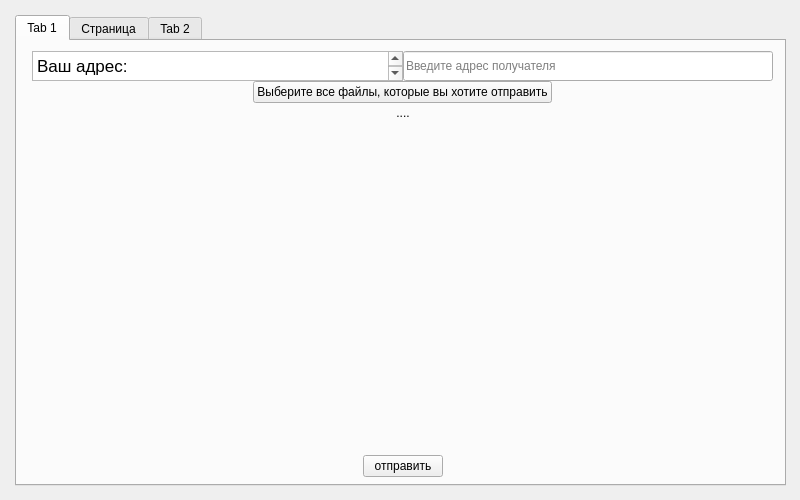
Above: src/windows/main_window.ui from FoKey-Junior/Blockchain before the change. Below: the same form after it.
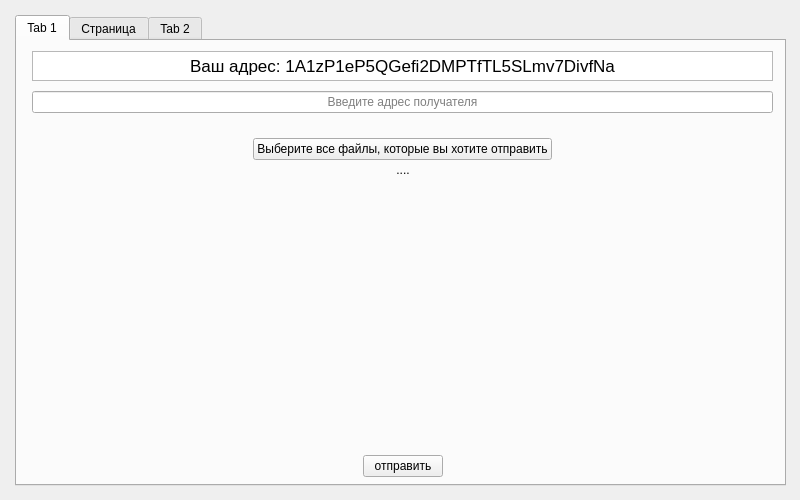
That is the form after the change.

```diff
--- a/src/windows/main_window.ui
+++ b/src/windows/main_window.ui
@@ -79,9 +79,7 @@
           <number>15</number>
          </property>
          <item>
-          <layout class="QHBoxLayout" name="horizontalLayout_4">
-           <item>
-            <widget class="QTextBrowser" name="textBrowser">
+          <widget class="QTextBrowser" name="line_sender_address">
              <property name="maximumSize">
               <size>
                <width>16777215</width>
@@ -96,27 +94,63 @@
 li.unchecked::marker { content: &quot;\2610&quot;; }
 li.checked::marker { content: &quot;\2612&quot;; }
 &lt;/style&gt;&lt;/head&gt;&lt;body style=&quot; font-family:'.AppleSystemUIFont'; font-size:13pt; font-weight:400; font-style:normal;&quot;&gt;
-&lt;p style=&quot; margin-top:0px; margin-bottom:0px; margin-left:0px; margin-right:0px; -qt-block-indent:0; text-indent:0px;&quot;&gt;Ваш адрес: 1A1zP1eP5QGefi2DMPTfTL5SLmv7DivfNa&lt;/p&gt;&lt;/body&gt;&lt;/html&gt;</string>
+&lt;p align=&quot;center&quot; style=&quot; margin-top:0px; margin-bottom:0px; margin-left:0px; margin-right:0px; -qt-block-indent:0; text-indent:0px;&quot;&gt;Ваш адрес: 1A1zP1eP5QGefi2DMPTfTL5SLmv7DivfNa&lt;/p&gt;&lt;/body&gt;&lt;/html&gt;</string>
              </property>
             </widget>
            </item>
            <item>
-            <widget class="QLineEdit" name="lineEdit">
+          <spacer name="verticalSpacer_2">
+           <property name="orientation">
+            <enum>Qt::Orientation::Vertical</enum>
+           </property>
+           <property name="sizeType">
+            <enum>QSizePolicy::Policy::Fixed</enum>
+           </property>
+           <property name="sizeHint" stdset="0">
+            <size>
+             <width>20</width>
+             <height>10</height>
+            </size>
+           </property>
+          </spacer>
+         </item>
+         <item>
+          <widget class="QLineEdit" name="line_receiver_address">
              <property name="maximumSize">
               <size>
                <width>16777215</width>
-               <height>30</height>
-              </size>
-             </property>
+             <height>50</height>
+            </size>
+           </property>
+           <property name="contextMenuPolicy">
+            <enum>Qt::ContextMenuPolicy::DefaultContextMenu</enum>
+           </property>
              <property name="text">
               <string/>
              </property>
+           <property name="alignment">
+            <set>Qt::AlignmentFlag::AlignCenter</set>
+           </property>
              <property name="placeholderText">
               <string>Введите адрес получателя</string>
              </property>
             </widget>
            </item>
-          </layout>
+         <item>
+          <spacer name="verticalSpacer_3">
+           <property name="orientation">
+            <enum>Qt::Orientation::Vertical</enum>
+           </property>
+           <property name="sizeType">
+            <enum>QSizePolicy::Policy::Fixed</enum>
+           </property>
+           <property name="sizeHint" stdset="0">
+            <size>
+             <width>20</width>
+             <height>25</height>
+            </size>
+           </property>
+          </spacer>
          </item>
          <item>
           <layout class="QHBoxLayout" name="horizontalLayout_8">
```
Left out of the diff: 5 changed lines with no effect on the pictures. Lines whose indentation alone changed are shown as unchanged.
